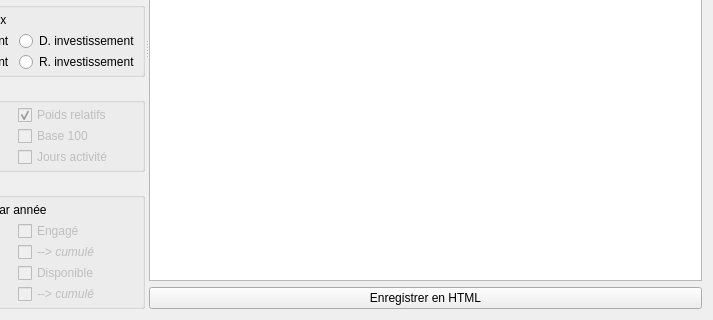
Before: the Qt Designer form formauditexplore.ui in GiPiLab/ProtonClassicSuite, drawn with Qt 5; both pictures show x 127 to 840 and y 225 to 545 of the 840 by 545 pixel window.
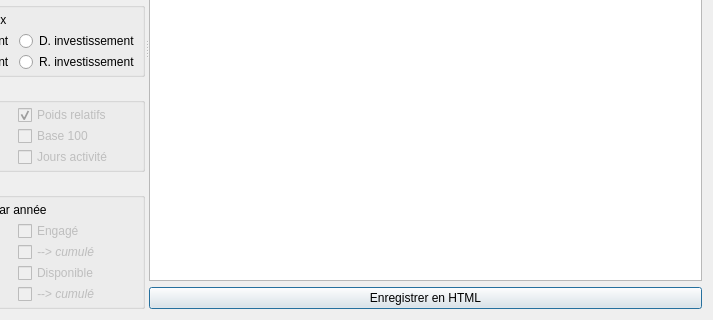
After: the same form once the commit is applied. Icons and pictures are not drawn.

The edit to the form file:
```diff
--- a/formauditexplore.ui
+++ b/formauditexplore.ui
@@ -400,6 +400,9 @@
           <iconset resource="Images.qrc">
            <normaloff>:/icons/icons/html.png</normaloff>:/icons/icons/html.png</iconset>
          </property>
+         <property name="default">
+          <bool>true</bool>
+         </property>
         </widget>
        </item>
       </layout>
```
Left out of the diff: 37 changed lines with no effect on the pictures.
